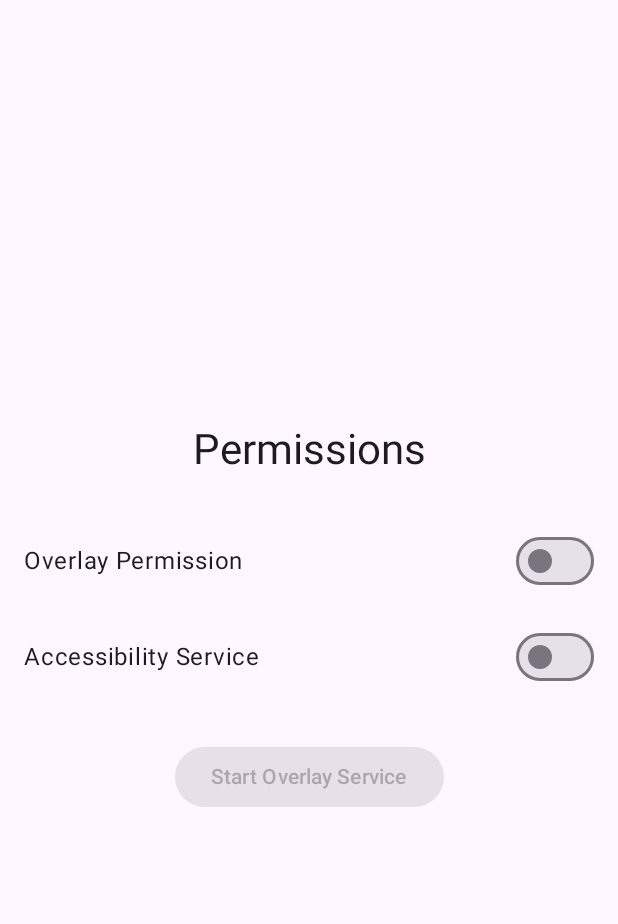
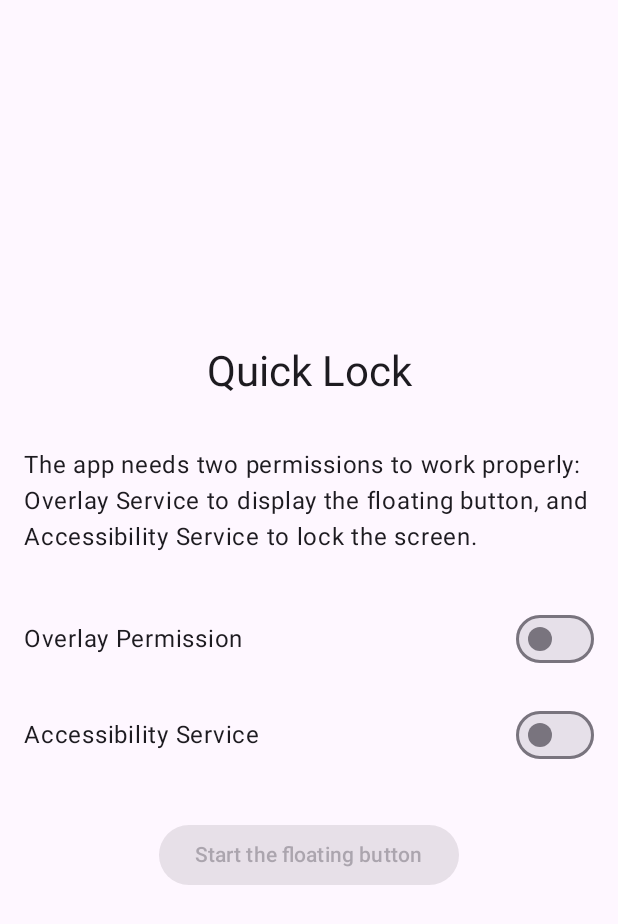
Before and after one commit to jzheng23/FloatTimer, an Android app built with Jetpack Compose: the screen it shows after launch (MainActivity), on a phone screen of 412 x 824 dp. Shown: the top 924 px of the screen. Run offline under Robolectric (Android 15) with nearby library versions, the phone set to English and light mode, and no system bars.

Commit message:
home screen working

```diff
--- a/app/src/main/java/com/jzheng23/quicklock/HomeScreen.kt
+++ b/app/src/main/java/com/jzheng23/quicklock/HomeScreen.kt
@@ -1,5 +1,6 @@
 package com.jzheng23.quicklock
 
+import android.app.Activity
 import android.content.Intent
 import android.net.Uri
 import android.provider.Settings
@@ -13,6 +14,7 @@ import androidx.compose.foundation.layout.fillMaxSize
 import androidx.compose.foundation.layout.fillMaxWidth
 import androidx.compose.foundation.layout.height
 import androidx.compose.foundation.layout.padding
+import androidx.compose.material3.AlertDialog
 import androidx.compose.material3.Button
 import androidx.compose.material3.MaterialTheme
 import androidx.compose.material3.Switch
@@ -25,6 +27,8 @@ import androidx.compose.runtime.setValue
 import androidx.compose.ui.Alignment
 import androidx.compose.ui.Modifier
 import androidx.compose.ui.platform.LocalContext
+import androidx.compose.ui.res.stringResource
+import androidx.compose.ui.tooling.preview.Preview
 import androidx.compose.ui.unit.dp
 
 @Composable
@@ -32,6 +36,8 @@ fun HomeScreen() {
     val context = LocalContext.current
     var overlayPermissionGranted by remember { mutableStateOf(Settings.canDrawOverlays(context)) }
     var accessibilityServiceEnabled by remember { mutableStateOf(isAccessibilityServiceEnabled(context)) }
+
+    var showAccessibilityDialog by remember { mutableStateOf(false) }
 
     val overlayPermissionLauncher = rememberLauncherForActivityResult(
         ActivityResultContracts.StartActivityForResult()
@@ -53,8 +59,15 @@ fun HomeScreen() {
         horizontalAlignment = Alignment.CenterHorizontally
     ) {
         Text(
-            text = "Permissions",
+            text = "Quick Lock",
             style = MaterialTheme.typography.headlineMedium
+        )
+
+        Spacer(modifier = Modifier.height(32.dp))
+
+        Text(
+            text = stringResource(R.string.permission_description),
+            style = MaterialTheme.typography.bodyLarge
         )
 
         Spacer(modifier = Modifier.height(32.dp))
@@ -80,8 +93,7 @@ fun HomeScreen() {
             checked = accessibilityServiceEnabled,
             onCheckedChange = { checked ->
                 if (checked) {
-                    val intent = Intent(Settings.ACTION_ACCESSIBILITY_SETTINGS)
-                    accessibilitySettingsLauncher.launch(intent)
+                    showAccessibilityDialog = true
                 }
             }
         )
@@ -93,12 +105,36 @@ fun HomeScreen() {
                 if (overlayPermissionGranted && accessibilityServiceEnabled) {
                     context.startService(Intent(context, OverlayService::class.java))
                     // You might want to finish the activity here if needed
+                    val activity = context as? Activity
+                    activity?.moveTaskToBack(true)
                 }
             },
             enabled = overlayPermissionGranted && accessibilityServiceEnabled
         ) {
-            Text("Start Overlay Service")
+            Text("Start the floating button")
         }
+    }
+
+    if (showAccessibilityDialog) {
+        AlertDialog(
+            onDismissRequest = { showAccessibilityDialog = false },
+            title = { Text("Accessibility Service") },
+            text = { Text("To enable this app to lock the screen, you need to allow the accessibility service. Would you like to open the settings now?") },
+            confirmButton = {
+                Button(onClick = {
+                    showAccessibilityDialog = false
+                    val intent = Intent(Settings.ACTION_ACCESSIBILITY_SETTINGS)
+                    accessibilitySettingsLauncher.launch(intent)
+                }) {
+                    Text("Open Settings")
+                }
+            },
+            dismissButton = {
+                Button(onClick = { showAccessibilityDialog = false }) {
+                    Text("Cancel")
+                }
+            }
+        )
     }
 }
 
@@ -137,3 +173,9 @@ fun isAccessibilityServiceEnabled(context: android.content.Context): Boolean {
     }
     return false
 }
+
+@Preview(showBackground = true)
+@Composable
+fun HomeScreenPreview() {
+    HomeScreen()
+}
--- a/app/src/main/res/values/strings.xml
+++ b/app/src/main/res/values/strings.xml
@@ -1,4 +1,5 @@
 <resources>
     <string name="app_name">QuickLock</string>
     <string name="accessibility_service_description">Screen Lock Service</string>
+    <string name="permission_description">The app needs two permissions to work properly: Overlay Service to display the floating button, and Accessibility Service to lock the screen.</string>
 </resources>
--- a/app/src/main/res/xml/accessibility_service_config.xml
+++ b/app/src/main/res/xml/accessibility_service_config.xml
@@ -3,4 +3,5 @@
     android:description="@string/accessibility_service_description"
     android:accessibilityFlags="flagRequestFilterKeyEvents"
     android:canRequestFilterKeyEvents="true"
-    android:canPerformGestures="true" />
+    android:canPerformGestures="true"
+    android:settingsActivity="com.jzheng23.quicklock.MainActivity"/>
```
